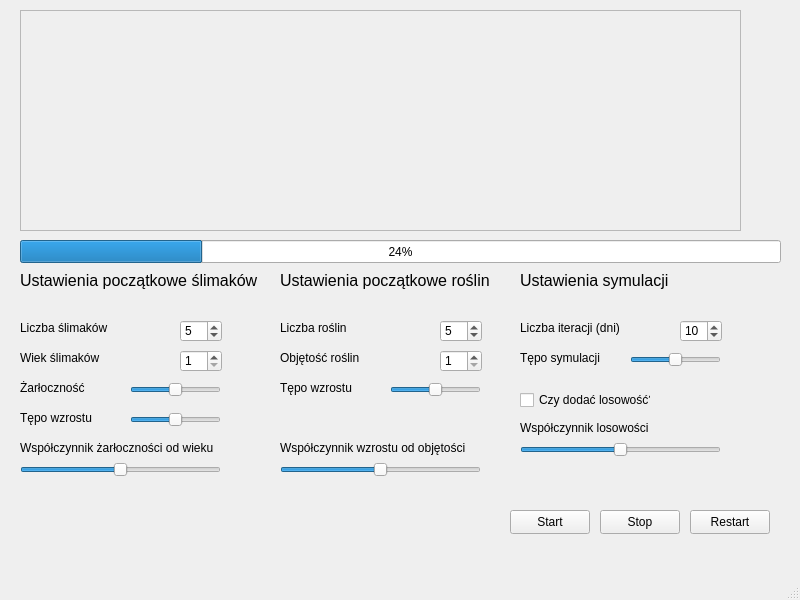
This is src/view/mainwindow.ui in seredak319/slimax as Qt 5 draws it before an edit. The edited form follows.
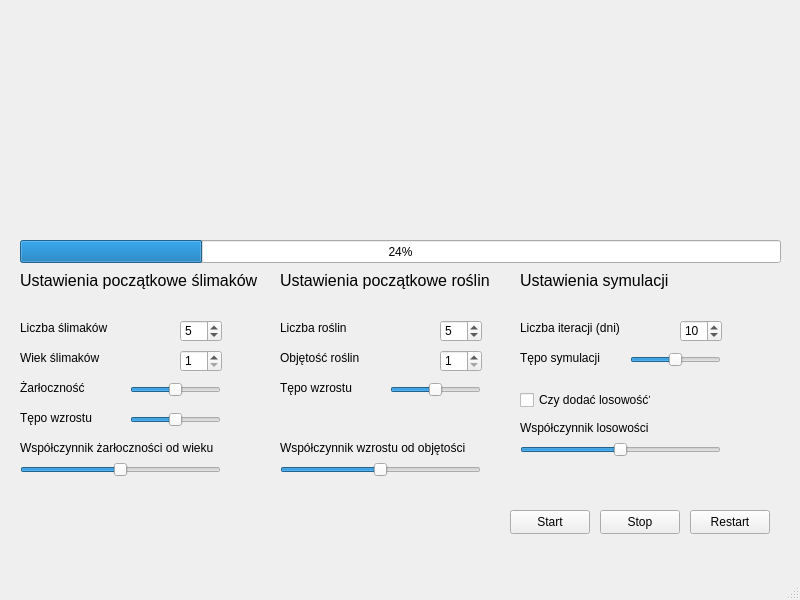
This is the edited form.

```diff
--- a/src/view/mainwindow.ui
+++ b/src/view/mainwindow.ui
@@ -547,11 +547,11 @@
       <x>20</x>
       <y>10</y>
       <width>721</width>
-      <height>221</height>
+      <height>211</height>
      </rect>
     </property>
     <property name="frameShape">
-     <enum>QFrame::Shape::StyledPanel</enum>
+     <enum>QFrame::Shape::NoFrame</enum>
     </property>
     <property name="frameShadow">
      <enum>QFrame::Shadow::Raised</enum>
```
Left out of the diff: 5 changed lines with no effect on the pictures.
